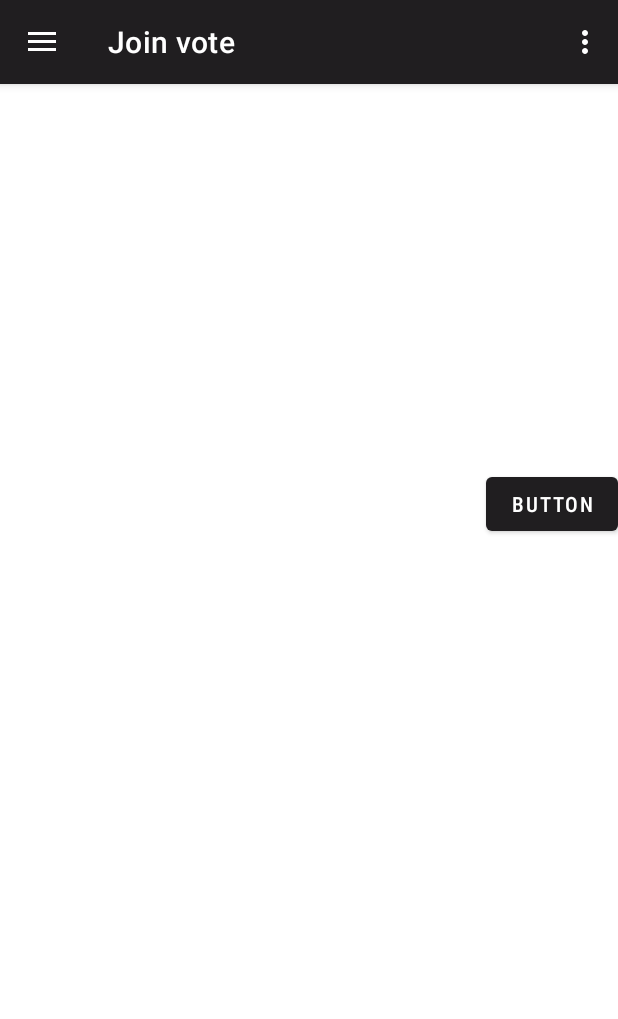
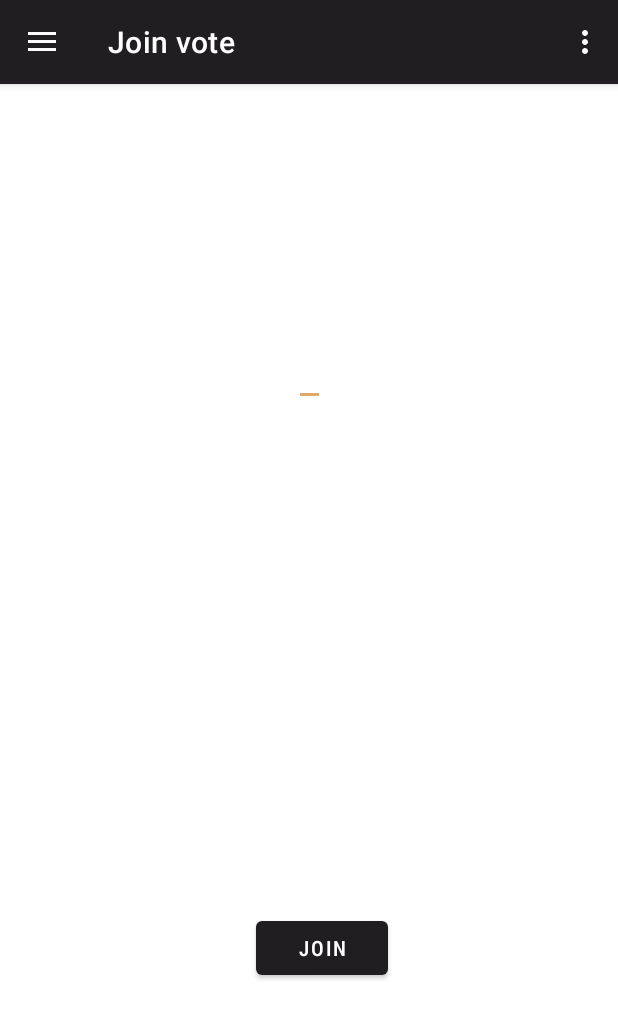
Before and after one commit to BotondProhaszka/VoteR, an Android app: the screen it shows after launch (MainActivity), on a phone screen of 412 x 824 dp. Shown: the top 1019 px of the screen. Run offline under Robolectric (Android 15) with nearby library versions, the phone set to English and light mode, and no system bars; our stand-ins replace Firebase (no records; nobody signed in at launch, a user with empty details on screens opened directly), Room's generated code, navigation-ui; 4 statements that could not run were skipped.

Commit message:
Init fragments' view

```diff
--- a/app/src/main/java/hu/bme/aut/voter/activities/MainActivity.kt
+++ b/app/src/main/java/hu/bme/aut/voter/activities/MainActivity.kt
@@ -24,6 +24,7 @@ import com.google.android.gms.auth.api.signin.GoogleSignInOptions
 import com.google.firebase.auth.ktx.auth
 import com.google.firebase.ktx.Firebase
 import hu.bme.aut.voter.R
+import hu.bme.aut.voter.data.GameDatabase
 import hu.bme.aut.voter.databinding.ActivityMainBinding
 import hu.bme.aut.voter.interfaces.UserInterface
 import java.lang.Exception
@@ -47,6 +48,7 @@ class MainActivity : AppCompatActivity() {
         setSupportActionBar(binding.appBarMain.toolbar)
         val navView = initNavView()
         initUser(navView)
+        GameDatabase.initDatabase(this)
     }
 
     override fun onCreateOptionsMenu(menu: Menu): Boolean {
--- a/app/src/main/java/hu/bme/aut/voter/data/GameDatabase.kt
+++ b/app/src/main/java/hu/bme/aut/voter/data/GameDatabase.kt
@@ -6,25 +6,24 @@ import androidx.room.Room
 import androidx.room.RoomDatabase
 
 @Database(entities = [Game::class], version = 1)
-abstract class GameDatabase : RoomDatabase(){
-    abstract fun gameDao() : GameDao
+abstract class GameDatabase : RoomDatabase() {
+    abstract fun gameDao(): GameDao
 
-    companion object{
-        private var INSTANCE : GameDatabase? = null
-
-        fun getInstance(context: Context) : GameDatabase {
-            if(INSTANCE == null){
-                INSTANCE = Room.databaseBuilder(context.applicationContext,
-                GameDatabase::class.java, "game.db")
-                    .fallbackToDestructiveMigration()
-                    .build()
-            }
-            return INSTANCE!!
+    companion object {
+        private lateinit var INSTANCE: GameDatabase
+        fun initDatabase(context: Context) {
+            INSTANCE = Room.databaseBuilder(
+                context.applicationContext,
+                GameDatabase::class.java, "game.db"
+            )
+                .fallbackToDestructiveMigration()
+                .build()
         }
 
-        fun destroyInstance(){
-            INSTANCE = null
+        fun getInstance(): GameDatabase {
+            return INSTANCE
         }
+
     }
 
 }
--- a/app/src/main/res/layout/fragment_join_vote.xml
+++ b/app/src/main/res/layout/fragment_join_vote.xml
@@ -6,26 +6,38 @@
     android:layout_height="match_parent"
     tools:context=".fragments.JoinVoteFragment">
 
-    <TextView
-        android:id="@+id/text_home"
-        android:layout_width="match_parent"
+    <EditText
+        android:id="@+id/etCode"
+        android:layout_width="wrap_content"
         android:layout_height="wrap_content"
-        android:layout_marginStart="8dp"
-        android:layout_marginTop="8dp"
-        android:layout_marginEnd="8dp"
-        android:textAlignment="center"
-        android:textSize="20sp"
-        app:layout_constraintBottom_toBottomOf="parent"
+        android:inputType="numberDecimal"
+        app:layout_constraintBottom_toTopOf="@+id/gl1"
         app:layout_constraintEnd_toEndOf="parent"
         app:layout_constraintStart_toStartOf="parent"
-        app:layout_constraintTop_toTopOf="parent" />
+        app:layout_constraintTop_toTopOf="@+id/gl1" />
+
+    <androidx.constraintlayout.widget.Guideline
+        android:id="@+id/gl1"
+        android:layout_width="wrap_content"
+        android:layout_height="wrap_content"
+        android:orientation="horizontal"
+        app:layout_constraintGuide_percent="0.25" />
+
+    <androidx.constraintlayout.widget.Guideline
+        android:id="@+id/gl2"
+        android:layout_width="wrap_content"
+        android:layout_height="wrap_content"
+        android:orientation="horizontal"
+        app:layout_constraintGuide_percent="0.75" />
 
     <Button
-        android:id="@+id/button3"
+        android:id="@+id/btnJoin"
         android:layout_width="wrap_content"
         android:layout_height="wrap_content"
-        android:layout_marginBottom="98dp"
-        android:text="Button"
-        app:layout_constraintBottom_toBottomOf="@+id/text_home"
-        app:layout_constraintEnd_toEndOf="parent" />
+        android:text="@string/join"
+        app:layout_constraintBottom_toTopOf="@+id/gl2"
+        app:layout_constraintEnd_toEndOf="parent"
+        app:layout_constraintHorizontal_bias="0.526"
+        app:layout_constraintStart_toStartOf="parent"
+        app:layout_constraintTop_toTopOf="@+id/gl2" />
 </androidx.constraintlayout.widget.ConstraintLayout>
--- /dev/null
+++ b/app/src/main/res/layout/fragment_vote.xml
@@ -0,0 +1,6 @@
+<?xml version="1.0" encoding="utf-8"?>
+<androidx.constraintlayout.widget.ConstraintLayout xmlns:android="http://schemas.android.com/apk/res/android"
+    xmlns:tools="http://schemas.android.com/tools"
+    android:layout_width="match_parent"
+    android:layout_height="match_parent"
+    tools:context=".fragments.VoteFragment" />
--- a/app/src/main/res/values/strings.xml
+++ b/app/src/main/res/values/strings.xml
@@ -41,4 +41,8 @@
     <string name="name_of_the_choice">Name of the choice</string>
     <string name="add">Add</string>
     <string name="delete">Delete</string>
+    <string name="name_of_vote">Name of vote</string>
+    <string name="create">Create</string>
+    <string name="for_group">For group</string>
+    <string name="join">Join</string>
 </resources>
--- a/app/src/main/res/values/themes.xml
+++ b/app/src/main/res/values/themes.xml
@@ -15,9 +15,6 @@
         <item name="buttonStyle">@style/Theme.VoteR.Button</item>
         <item name="android:textViewStyle">@style/Theme.VoteR.TextViewStyle</item>
     </style>
-
-
-
 
 
     <style name="Theme.VoteR.AppBarOverlay" parent="ThemeOverlay.AppCompat.Dark.ActionBar" />
```
Also changed, not shown: app/src/main/AndroidManifest.xml (+0 -11 lines), app/src/main/java/hu/bme/aut/voter/adapters/GameAdapter.kt (+4 -4 lines), app/src/main/java/hu/bme/aut/voter/fragments/CreateVoteFragment.kt (+18 -1 lines), app/src/main/java/hu/bme/aut/voter/fragments/DrawFragment.kt (+6 -3 lines), app/src/main/java/hu/bme/aut/voter/fragments/VoteFragment.kt (added, +27 -0 lines), app/src/main/java/hu/bme/aut/voter/widget/VoteRWidget.kt (deleted, +0 -56 lines), app/src/main/res/layout/fragment_create_vote.xml (+64 -6 lines), app/src/main/res/layout/voter_widget.xml (deleted, +0 -22 lines), app/src/main/res/values-night-v31/themes.xml (added, +10 -0 lines), app/src/main/res/values-v21/styles.xml (added, +12 -0 lines), app/src/main/res/values-v31/styles.xml (added, +14 -0 lines), app/src/main/res/values-v31/themes.xml (added, +11 -0 lines), app/src/main/res/xml/vote_r_widget_info.xml (deleted, +0 -14 lines).
